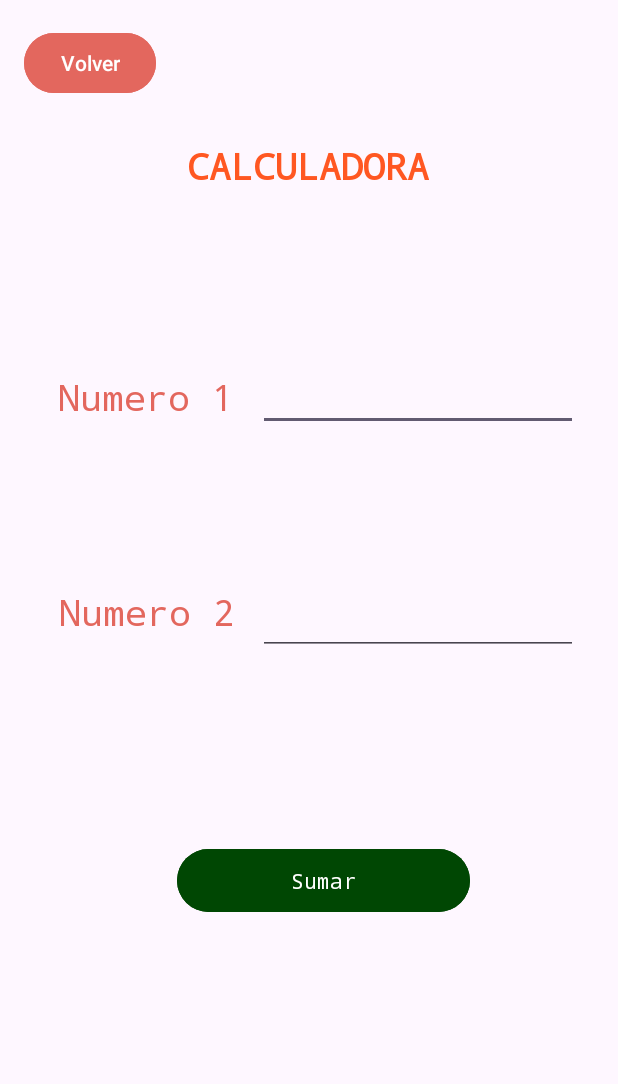
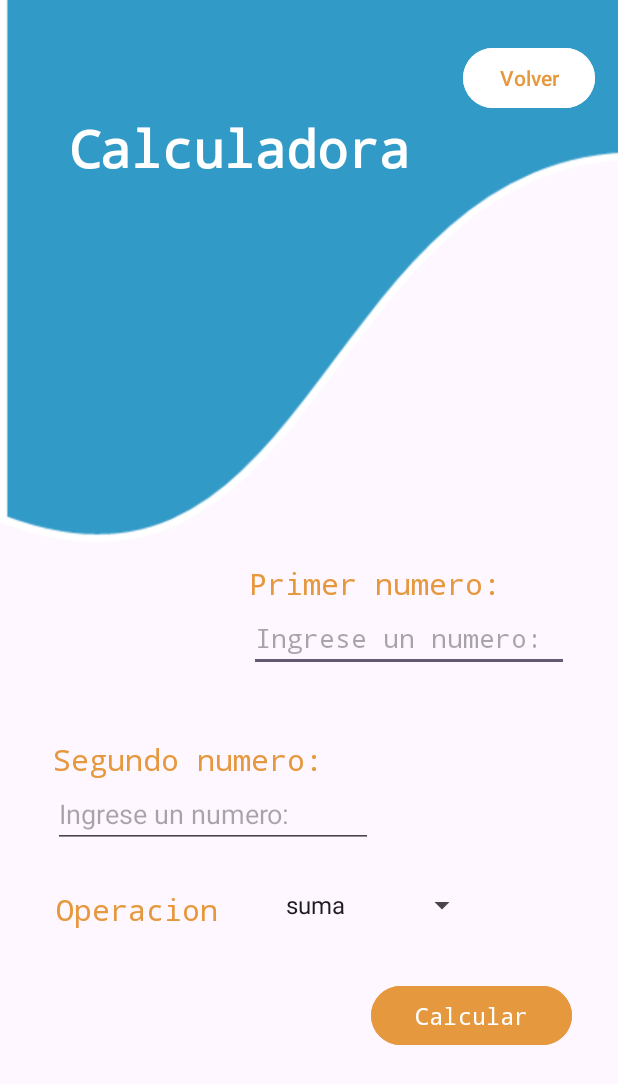
Before and after one commit to SantiagoBulla/AppsKotlinSena, an Android app: the Calculadora screen opened directly, with no data from a screen before it, on a phone screen of 412 x 824 dp. Shown: the top 1084 px of the screen. Run offline under Robolectric (Android 15) with nearby library versions, the phone set to English and light mode, and no system bars.

Commit message:
modificacion de interfaces y logica de calculadora

```diff
--- a/FirstApp/app/src/main/java/com/santiagobulla/myapplication/Calculadora.kt
+++ b/FirstApp/app/src/main/java/com/santiagobulla/myapplication/Calculadora.kt
@@ -5,6 +5,7 @@ import androidx.appcompat.app.AppCompatActivity
 import android.os.Bundle
 import android.widget.Button
 import android.widget.EditText
+import android.widget.Spinner
 import android.widget.TextView
 
 class Calculadora : AppCompatActivity() {
@@ -14,15 +15,26 @@ class Calculadora : AppCompatActivity() {
 
         val num1 = findViewById<EditText>(R.id.editTextNumber1)
         val num2 = findViewById<EditText>(R.id.editTextNumber2)
-        val txtResultado = findViewById<TextView>(R.id.textViewResultado)
+        val spinner = findViewById<Spinner>(R.id.spinnerOperacion)
+        val txtResultado = findViewById<TextView>(R.id.textViewResultadoCal)
         val btnCalcular = findViewById<Button>(R.id.buttonCalcular)
-        val btnVolver = findViewById<Button>(R.id.buttonVolver)
+        val btnVolver = findViewById<Button>(R.id.buttonVolverCal)
 
         btnCalcular.setOnClickListener {
             val numero1 = num1.text.toString().toDouble()
             val numero2 = num2.text.toString().toDouble()
-            val resultado: Double = numero1 + numero2
-            txtResultado.text = "El resultado es: ${resultado.toString()}"
+            val operacion = spinner.selectedItem.toString()
+
+            val resultado = when (operacion) {
+                "suma" -> numero1 + numero2
+                "resta" -> numero1 - numero2
+                "multiplicacion" -> numero1 * numero2
+                "division" -> numero1 / numero2
+                "modulo" -> numero1 % numero2
+                else -> throw IllegalArgumentException("Operación no válida")
+            }
+
+            txtResultado.text = "El resultado es: $resultado"
         }
 
         btnVolver.setOnClickListener {
--- a/FirstApp/app/src/main/java/com/santiagobulla/myapplication/MainActivity.kt
+++ b/FirstApp/app/src/main/java/com/santiagobulla/myapplication/MainActivity.kt
@@ -35,7 +35,7 @@ class MainActivity : AppCompatActivity() {
                 val intento = Intent(this, Menu::class.java)//declarar la redireccion de activities
                 startActivity(intento)
             } else {
-                Toast.makeText(this, "Wrong", Toast.LENGTH_LONG).show()
+                Toast.makeText(this, "Datos de ingreso incorrectos", Toast.LENGTH_LONG).show()
             }
         }
     }
--- a/FirstApp/app/src/main/res/layout/activity_calculadora.xml
+++ b/FirstApp/app/src/main/res/layout/activity_calculadora.xml
@@ -6,116 +6,212 @@
     android:layout_height="match_parent"
     tools:context=".Calculadora">
 
-    <TextView
-        android:id="@+id/textViewTitleCal"
+    <androidx.constraintlayout.widget.Guideline
+        android:id="@+id/guideline"
         android:layout_width="wrap_content"
         android:layout_height="wrap_content"
-        android:fontFamily="monospace"
-        android:text="CALCULADORA"
-        android:textColor="#FF5722"
-        android:textSize="24sp"
-        android:textStyle="bold"
+        android:forceDarkAllowed="false"
+        android:orientation="vertical"
+        app:layout_constraintGuide_percent="0.52" />
+
+    <androidx.constraintlayout.widget.Guideline
+        android:id="@+id/guideline2"
+        android:layout_width="wrap_content"
+        android:layout_height="wrap_content"
+        android:orientation="horizontal"
+        app:layout_constraintGuide_percent="0.2" />
+
+    <androidx.constraintlayout.widget.Guideline
+        android:id="@+id/guideline11"
+        android:layout_width="wrap_content"
+        android:layout_height="wrap_content"
+        android:orientation="horizontal"
+        app:layout_constraintGuide_percent="0.4" />
+
+    <androidx.constraintlayout.widget.Guideline
+        android:id="@+id/guideline12"
+        android:layout_width="wrap_content"
+        android:layout_height="wrap_content"
+        android:orientation="horizontal"
+        app:layout_constraintGuide_percent="0.56" />
+
+    <androidx.constraintlayout.widget.Guideline
+        android:id="@+id/guideline13"
+        android:layout_width="wrap_content"
+        android:layout_height="wrap_content"
+        android:orientation="horizontal"
+        app:layout_constraintGuide_percent="0.78" />
+
+    <ImageView
+        android:id="@+id/imageView2"
+        android:layout_width="429dp"
+        android:layout_height="536dp"
+        android:layout_marginBottom="416dp"
         app:layout_constraintBottom_toBottomOf="parent"
-        app:layout_constraintEnd_toEndOf="parent"
-        app:layout_constraintHorizontal_bias="0.498"
-        app:layout_constraintStart_toStartOf="parent"
-        app:layout_constraintTop_toTopOf="parent"
-        app:layout_constraintVertical_bias="0.119" />
+        app:srcCompat="@drawable/picture1"
+        tools:layout_editor_absoluteX="-9dp" />
+
+    <ImageView
+        android:id="@+id/imageView3"
+        android:layout_width="429dp"
+        android:layout_height="536dp"
+        android:layout_marginBottom="416dp"
+        app:layout_constraintBottom_toBottomOf="parent"
+        app:srcCompat="@drawable/picture1"
+        tools:layout_editor_absoluteX="-9dp" />
 
     <TextView
         android:id="@+id/textView2"
         android:layout_width="wrap_content"
         android:layout_height="wrap_content"
         android:fontFamily="monospace"
-        android:text="Numero 1"
-        android:textColor="#E3675E"
-        android:textSize="24sp"
-        app:layout_constraintBottom_toTopOf="@+id/textView3"
+        android:text="Calculadora"
+        android:textColor="#ffffff"
+        android:textSize="34sp"
+        android:textStyle="bold"
+        app:layout_constraintBottom_toTopOf="@+id/guideline2"
         app:layout_constraintEnd_toEndOf="parent"
-        app:layout_constraintHorizontal_bias="0.132"
+        app:layout_constraintHorizontal_bias="0.248"
         app:layout_constraintStart_toStartOf="parent"
         app:layout_constraintTop_toTopOf="parent"
-        app:layout_constraintVertical_bias="0.692" />
+        app:layout_constraintVertical_bias="0.639" />
+
+    <Button
+        android:id="@+id/buttonVolverCal"
+        android:layout_width="wrap_content"
+        android:layout_height="wrap_content"
+        android:layout_marginStart="8dp"
+        android:layout_marginTop="28dp"
+        android:backgroundTint="#ffff"
+        android:text="Volver"
+        android:textColor="#e6983e"
+        app:layout_constraintBottom_toTopOf="@+id/guideline2"
+        app:layout_constraintEnd_toEndOf="parent"
+        app:layout_constraintHorizontal_bias="0.849"
+        app:layout_constraintStart_toStartOf="@+id/guideline"
+        app:layout_constraintTop_toTopOf="parent"
+        app:layout_constraintVertical_bias="0.0" />
 
     <TextView
         android:id="@+id/textView3"
         android:layout_width="wrap_content"
         android:layout_height="wrap_content"
-        android:layout_marginBottom="400dp"
         android:fontFamily="monospace"
-        android:text="Numero 2"
-        android:textColor="#E3675E"
-        android:textSize="24sp"
-        app:layout_constraintBottom_toBottomOf="parent"
-        app:layout_constraintEnd_toEndOf="parent"
-        app:layout_constraintHorizontal_bias="0.133"
-        app:layout_constraintStart_toStartOf="parent" />
+        android:text="Primer numero:"
+        android:textColor="#e6983e"
+        android:textSize="20sp"
+        android:typeface="monospace"
+        app:layout_constraintBottom_toTopOf="@+id/editTextNumber1"
+        app:layout_constraintEnd_toEndOf="@+id/editTextNumber1"
+        app:layout_constraintHorizontal_bias="0.0"
+        app:layout_constraintStart_toStartOf="@+id/editTextNumber1"
+        app:layout_constraintTop_toTopOf="@+id/guideline11"
+        app:layout_constraintVertical_bias="1.0" />
 
     <EditText
         android:id="@+id/editTextNumber1"
         android:layout_width="wrap_content"
+        android:layout_height="45dp"
+        android:ems="10"
+        android:fontFamily="monospace"
+        android:hint="Ingrese un numero:"
+        android:inputType="number"
+        android:singleLine="false"
+        android:textColor="#e6983e"
+        app:layout_constraintBottom_toTopOf="@+id/guideline12"
+        app:layout_constraintEnd_toEndOf="parent"
+        app:layout_constraintHorizontal_bias="0.835"
+        app:layout_constraintStart_toStartOf="parent"
+        app:layout_constraintTop_toTopOf="@+id/guideline11"
+        app:layout_constraintVertical_bias="0.845" />
+
+    <TextView
+        android:id="@+id/textView9"
+        android:layout_width="wrap_content"
         android:layout_height="wrap_content"
-        android:ems="10"
-        android:inputType="number"
-        app:layout_constraintBottom_toBottomOf="@+id/textView2"
-        app:layout_constraintEnd_toEndOf="parent"
-        app:layout_constraintHorizontal_bias="0.372"
-        app:layout_constraintStart_toEndOf="@+id/textView2"
-        app:layout_constraintTop_toTopOf="@+id/textView2" />
+        android:fontFamily="monospace"
+        android:text="Segundo numero:"
+        android:textColor="#e6983e"
+        android:textSize="20sp"
+        android:typeface="monospace"
+        app:layout_constraintBottom_toTopOf="@+id/editTextNumber2"
+        app:layout_constraintEnd_toEndOf="@+id/editTextNumber2"
+        app:layout_constraintHorizontal_bias="0.0"
+        app:layout_constraintStart_toStartOf="@+id/editTextNumber2"
+        app:layout_constraintTop_toTopOf="@+id/guideline12"
+        app:layout_constraintVertical_bias="1.0" />
 
     <EditText
         android:id="@+id/editTextNumber2"
         android:layout_width="wrap_content"
         android:layout_height="wrap_content"
         android:ems="10"
+        android:hint="Ingrese un numero:"
         android:inputType="number"
-        app:layout_constraintBottom_toBottomOf="@id/textView3"
+        android:textColor="#e6983e"
+        app:layout_constraintBottom_toTopOf="@+id/guideline13"
         app:layout_constraintEnd_toEndOf="parent"
-        app:layout_constraintHorizontal_bias="0.369"
-        app:layout_constraintStart_toEndOf="@+id/textView3"
-        app:layout_constraintTop_toTopOf="@id/textView3"
-        app:layout_constraintVertical_bias="0.0" />
+        app:layout_constraintHorizontal_bias="0.179"
+        app:layout_constraintStart_toStartOf="parent"
+        app:layout_constraintTop_toTopOf="@+id/guideline12"
+        app:layout_constraintVertical_bias="0.43" />
+
+    <Spinner
+        android:id="@+id/spinnerOperacion"
+        android:layout_width="136dp"
+        android:layout_height="28dp"
+        android:entries="@array/opciones_array_calculadora"
+        app:layout_constraintBottom_toTopOf="@+id/guideline13"
+        app:layout_constraintEnd_toEndOf="parent"
+        app:layout_constraintHorizontal_bias="0.661"
+        app:layout_constraintStart_toStartOf="parent"
+        app:layout_constraintTop_toTopOf="@+id/guideline12"
+        app:layout_constraintVertical_bias="0.833" />
 
     <TextView
-        android:id="@+id/textViewResultado"
+        android:id="@+id/textView10"
         android:layout_width="wrap_content"
-        android:layout_height="wrap_content"
-        android:textColor="#FF5722"
-        android:textSize="24sp"
-        android:textStyle="bold"
-        app:layout_constraintBottom_toBottomOf="parent"
-        app:layout_constraintEnd_toEndOf="parent"
-        app:layout_constraintHorizontal_bias="0.525"
+        android:layout_height="28dp"
+        android:layout_marginTop="100dp"
+        android:fontFamily="monospace"
+        android:text="Operacion"
+        android:textColor="#e6983e"
+        android:textSize="20sp"
+        app:layout_constraintBottom_toTopOf="@+id/guideline13"
+        app:layout_constraintEnd_toStartOf="@+id/spinnerOperacion"
         app:layout_constraintStart_toStartOf="parent"
-        app:layout_constraintTop_toBottomOf="@+id/textViewTitleCal"
-        app:layout_constraintVertical_bias="0.851"
-        tools:text="RESULTADO" />
+        app:layout_constraintTop_toTopOf="@+id/guideline12"
+        app:layout_constraintVertical_bias="0.588" />
 
     <Button
         android:id="@+id/buttonCalcular"
-        android:layout_width="195dp"
-        android:layout_height="50dp"
-        android:backgroundTint="#004703"
+        android:layout_width="134dp"
+        android:layout_height="47dp"
+        android:backgroundTint="#e6983e"
         android:fontFamily="monospace"
-        android:text="Sumar"
-        android:textColor="#ffffff"
-        app:layout_constraintBottom_toTopOf="@+id/textViewResultado"
-        app:layout_constraintEnd_toEndOf="parent"
-        app:layout_constraintHorizontal_bias="0.546"
-        app:layout_constraintStart_toStartOf="parent"
-        app:layout_constraintTop_toBottomOf="@+id/textViewTitleCal"
-        app:layout_constraintVertical_bias="0.845" />
-
-    <Button
-        android:id="@+id/buttonVolver"
-        android:layout_width="wrap_content"
-        android:layout_height="wrap_content"
-        android:backgroundTint="#E3675E"
-        android:text="Volver"
+        android:text="Calcular"
+        android:textSize="16sp"
         app:layout_constraintBottom_toBottomOf="parent"
         app:layout_constraintEnd_toEndOf="parent"
-        app:layout_constraintHorizontal_bias="0.049"
-        app:layout_constraintStart_toStartOf="parent"
-        app:layout_constraintTop_toTopOf="parent"
-        app:layout_constraintVertical_bias="0.023" />
+        app:layout_constraintHorizontal_bias="0.518"
+        app:layout_constraintStart_toStartOf="@+id/guideline"
+        app:layout_constraintTop_toTopOf="@+id/guideline13"
+        app:layout_constraintVertical_bias="0.081" />
+
+    <TextView
+        android:id="@+id/textViewResultadoCal"
+        android:layout_width="346dp"
+        android:layout_height="105dp"
+        android:fontFamily="monospace"
+        android:textAlignment="center"
+        android:textColor="#004FB1"
+        android:textSize="34sp"
+        app:layout_constraintBottom_toTopOf="@+id/guideline11"
+        app:layout_constraintEnd_toEndOf="parent"
+        app:layout_constraintHorizontal_bias="0.547"
+        app:layout_constraintStart_toStartOf="@+id/imageView2"
+        app:layout_constraintTop_toTopOf="@+id/guideline2"
+        app:layout_constraintVertical_bias="0.472"
+        tools:text="Resultado" />
+
 </androidx.constraintlayout.widget.ConstraintLayout>
--- a/FirstApp/app/src/main/res/layout/activity_fibonacci.xml
+++ b/FirstApp/app/src/main/res/layout/activity_fibonacci.xml
@@ -101,6 +101,7 @@
         android:textColor="#FF5722"
         app:layout_constraintBottom_toBottomOf="parent"
         app:layout_constraintEnd_toEndOf="parent"
+        app:layout_constraintHorizontal_bias="0.485"
         app:layout_constraintStart_toStartOf="parent"
         app:layout_constraintTop_toBottomOf="@+id/buttonGenerarFibo"
         tools:text="Resultado" />
--- /dev/null
+++ b/FirstApp/app/src/main/res/values/string-array.xml
@@ -0,0 +1,10 @@
+<?xml version="1.0" encoding="utf-8"?>
+<resources>
+    <string-array name="opciones_array_calculadora">
+        <item>suma</item>
+        <item>resta</item>
+        <item>division</item>
+        <item>multiplicacion</item>
+        <item>modulo</item>
+    </string-array>
+</resources>
```
Also changed, not shown: FirstApp/app/src/main/res/drawable/picture1.png.
